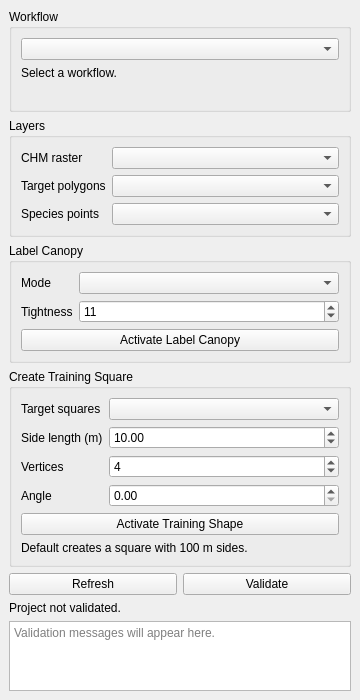
sticholas/forestlabeler, file forest_labeler_dockwidget_base.ui: the form before one commit.
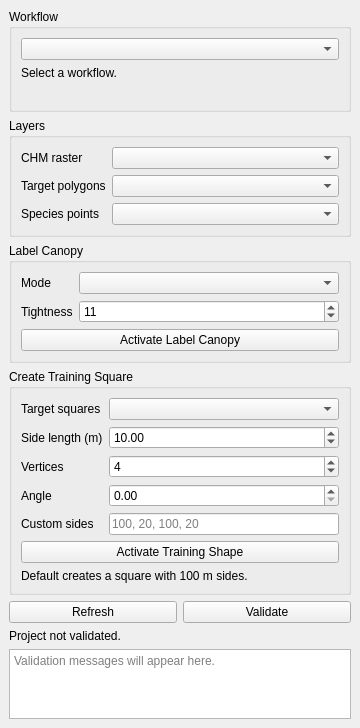
The form after the commit.

Commit message: feat: support custom training shape side lengths

Patch:
```diff
--- a/forest_labeler_dockwidget_base.ui
+++ b/forest_labeler_dockwidget_base.ui
@@ -214,6 +214,20 @@
            </property>
           </widget>
          </item>
+         <item row="4" column="0">
+          <widget class="QLabel" name="squareCustomSideLengthsLabel">
+           <property name="text">
+            <string>Custom sides</string>
+           </property>
+          </widget>
+         </item>
+         <item row="4" column="1">
+          <widget class="QLineEdit" name="squareCustomSideLengthsLineEdit">
+           <property name="placeholderText">
+            <string>100, 20, 100, 20</string>
+           </property>
+          </widget>
+         </item>
         </layout>
        </item>
        <item>
```
The commit also changes 6 other files.
